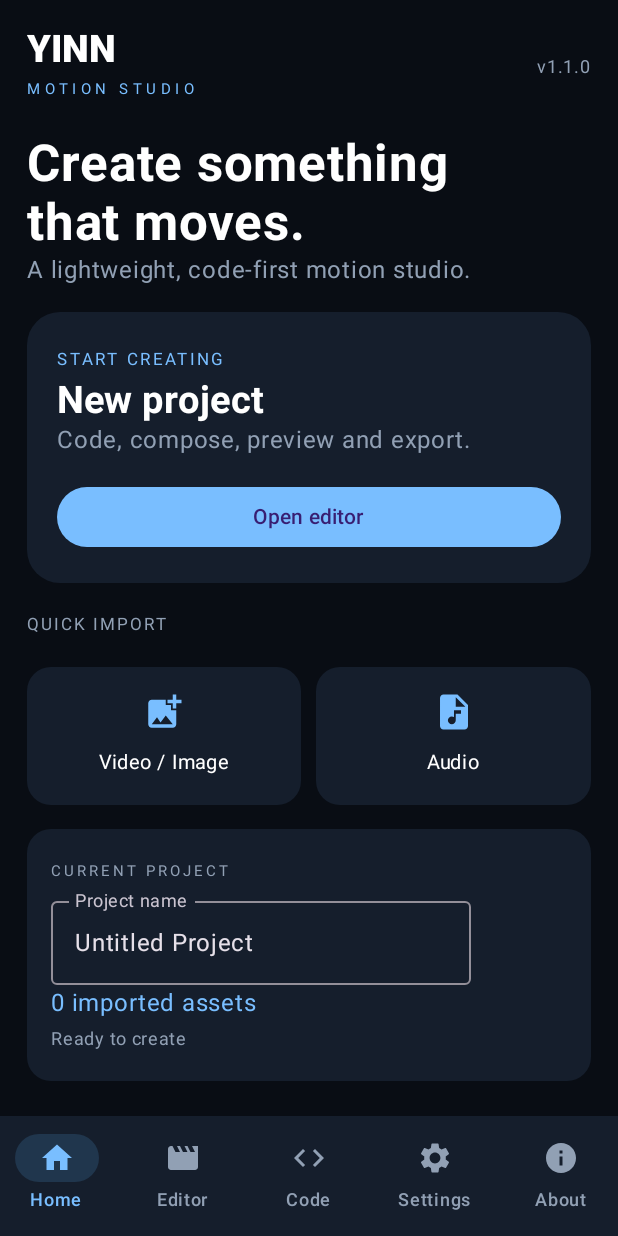
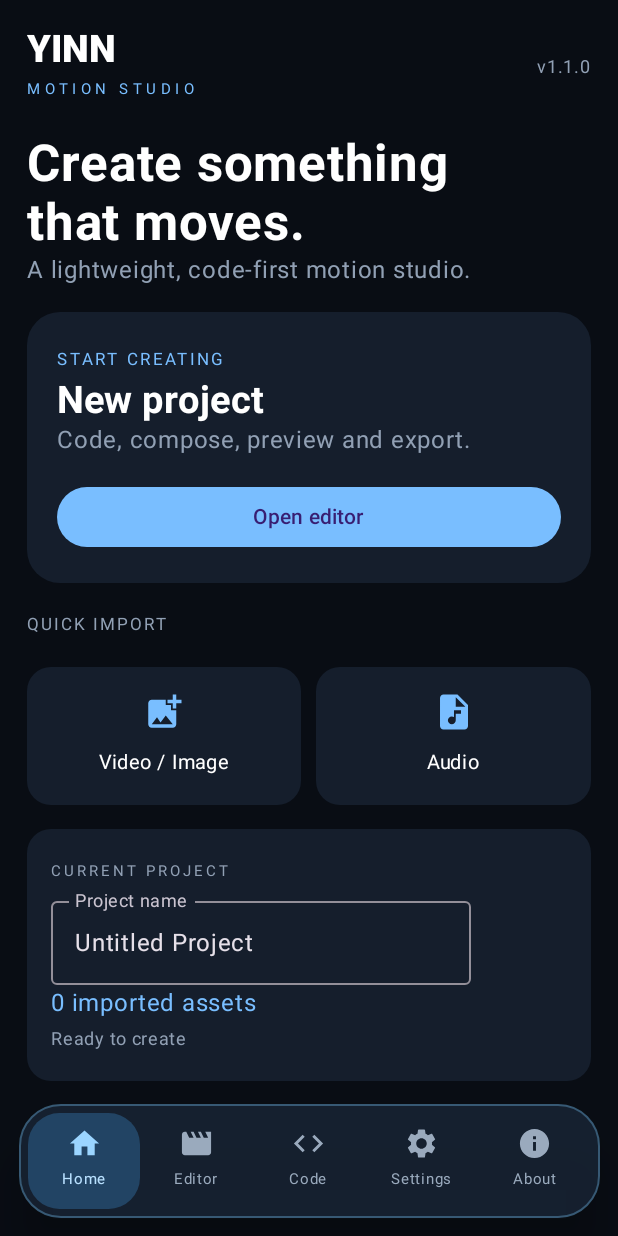
Before and after one commit to YINNSTORE/YinnMotion, an Android app built with Jetpack Compose: the screen it shows after launch (MainActivity), on a phone screen of 412 x 824 dp. Run offline under Robolectric (Android 15) with nearby library versions, the phone set to English and light mode, and no system bars.

Commit message:
Redesign bottom navigation with Yinnlycs-inspired floating glass dock

```diff
--- a/app/src/main/java/com/yinndev/yinnmotion/MainActivity.kt
+++ b/app/src/main/java/com/yinndev/yinnmotion/MainActivity.kt
@@ -8,6 +8,8 @@ import androidx.activity.compose.rememberLauncherForActivityResult
 import androidx.activity.compose.setContent
 import androidx.activity.result.contract.ActivityResultContracts
 import androidx.compose.foundation.background
+import androidx.compose.foundation.BorderStroke
+import androidx.compose.ui.draw.clip
 import androidx.compose.foundation.clickable
 import androidx.compose.foundation.layout.*
 import androidx.compose.foundation.lazy.LazyColumn
@@ -82,10 +84,17 @@ private fun YinnMotionApp(activity: ComponentActivity) {
 
     MaterialTheme(colorScheme = if (appearance == "light") lightColorScheme(primary = blue, background = bg, surface = panel) else darkColorScheme(primary = blue, background = bg, surface = panel)) {
         Scaffold(containerColor = bg, bottomBar = {
-            NavigationBar(containerColor = panel) {
-                listOf("Home" to Icons.Default.Home, "Editor" to Icons.Default.Movie, "Code" to Icons.Default.Code, "Settings" to Icons.Default.Settings, "About" to Icons.Default.Info).forEach { (label, icon) ->
-                    NavigationBarItem(selected = page == label, onClick = { page = label }, icon = { Icon(icon, null) }, label = { Text(label) },
-                        colors = NavigationBarItemDefaults.colors(selectedIconColor = blue, selectedTextColor = blue, indicatorColor = Color(0xFF20364D), unselectedIconColor = muted, unselectedTextColor = muted))
+            Box(Modifier.fillMaxWidth().padding(bottom = 12.dp), contentAlignment = Alignment.Center) {
+                Surface(color = Color(0xDD182333), shape = RoundedCornerShape(28.dp), border = BorderStroke(1.dp, Color(0x557CCBFF)), shadowElevation = 18.dp, modifier = Modifier.fillMaxWidth(0.94f).height(76.dp)) {
+                    Row(Modifier.fillMaxSize().padding(6.dp), horizontalArrangement = Arrangement.SpaceEvenly, verticalAlignment = Alignment.CenterVertically) {
+                        listOf("Home" to Icons.Default.Home, "Editor" to Icons.Default.Movie, "Code" to Icons.Default.Code, "Settings" to Icons.Default.Settings, "About" to Icons.Default.Info).forEach { (label, icon) ->
+                            val selected = page == label
+                            Column(Modifier.weight(1f).fillMaxHeight().clip(RoundedCornerShape(21.dp)).background(if (selected) Color(0x553D8DCE) else Color.Transparent).clickable { page = label }.padding(vertical = 5.dp), horizontalAlignment = Alignment.CenterHorizontally, verticalArrangement = Arrangement.Center) {
+                                Icon(icon, null, tint = if (selected) Color(0xFF9BD5FF) else Color(0xFF9AAABD), modifier = Modifier.size(23.dp))
+                                Text(label, color = if (selected) Color(0xFFB9E1FF) else Color(0xFF9AAABD), fontSize = 10.sp, maxLines = 1)
+                            }
+                        }
+                    }
                 }
             }
         }) { padding ->
```
